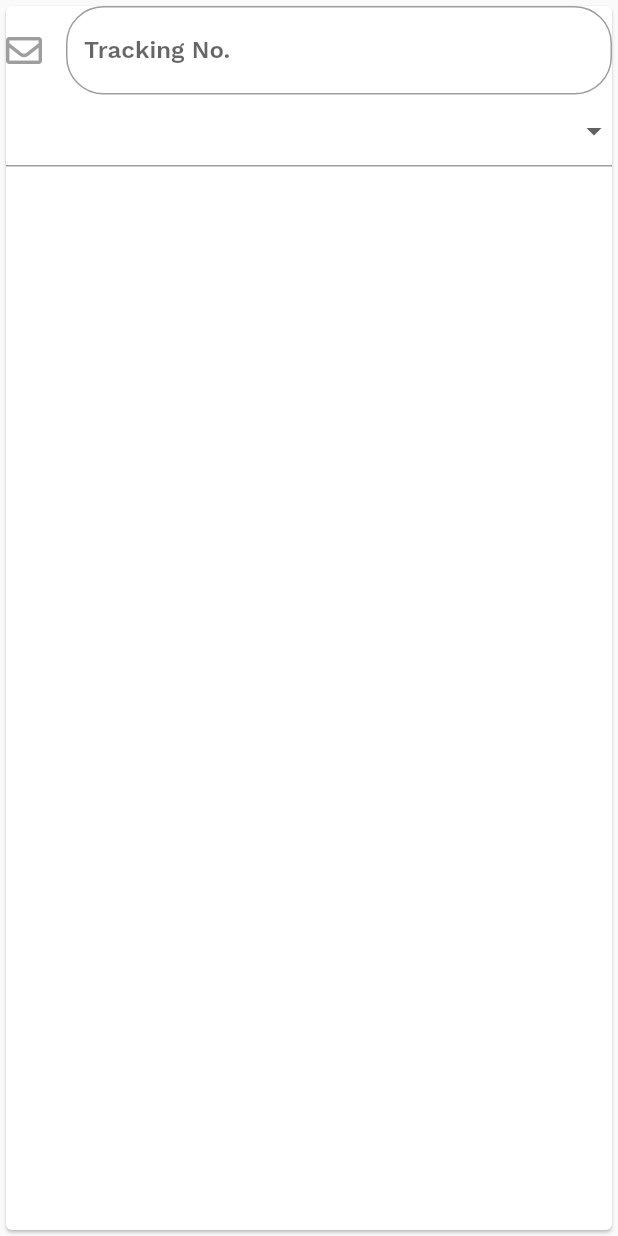
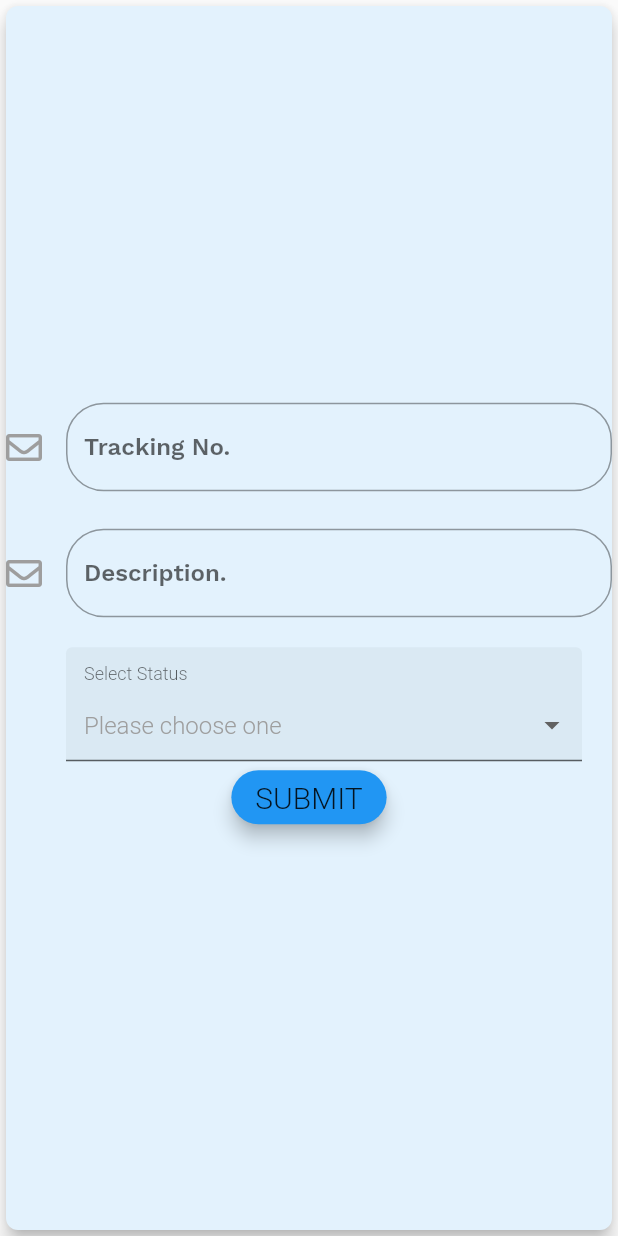
Before and after one commit to JustinWeru12/Mailme, a Flutter app: the LetterPage widget shown alone on an empty page, opened directly, on a phone screen of 412 x 824 dp. Run offline on Flutter 3.47's test engine with Material 2 defaults, Android fonts, the phone set to English and light mode, and no system bars; drawn by our look-alikes of dropdown_formfield; our stand-ins replace cloud_firestore, firebase_auth, firebase_database, flutter_datetime_picker, font_awesome_flutter; accounts and stored records are empty; project files that could hold a hidden picture were left out.

```diff
--- a/lib/pages/contact.dart
+++ b/lib/pages/contact.dart
@@ -1,17 +1,52 @@
 import 'package:flutter/material.dart';
 import 'package:cloud_firestore/cloud_firestore.dart';
 import 'package:font_awesome_flutter/font_awesome_flutter.dart';
+import 'package:dropdown_formfield/dropdown_formfield.dart';
 
-class LetterPage extends StatelessWidget {
+class LetterPage extends StatefulWidget {
+  @override
+  _LetterPageState createState() => _LetterPageState();
+}
+
+class _LetterPageState extends State<LetterPage> {
   String trackingNo;
+
   String sentDate;
+
   String description;
+   String _myActivity;
+  String _myActivityResult;
+  final formKey = new GlobalKey<FormState>();
+
   @override
-  Widget build(BuildContext ctxt) {
-    return new Scaffold(
-        body: new Card(
+  void initState() {
+    super.initState();
+    _myActivity = '';
+    _myActivityResult = '';
+  }
+   _saveForm() {
+    var form = formKey.currentState;
+    if (form.validate()) {
+      form.save();
+      setState(() {
+        _myActivityResult = _myActivity;
+      });
+    }
+  }
+
+  @override
+  Widget build(BuildContext context) {
+    return new Align(
+      alignment: Alignment.center,
+      child: new Card(
+        elevation: 5.0,
+        color: Colors.blue[50],
+        shape: RoundedRectangleBorder(borderRadius: BorderRadius.circular(8.0)),
         child: Form(
+          key: formKey,
           child: Column(
+            crossAxisAlignment: CrossAxisAlignment.center,
+            mainAxisAlignment: MainAxisAlignment.center,
             children: <Widget>[
               TextField(
                 style: TextStyle(
@@ -33,18 +68,79 @@ class LetterPage extends StatelessWidget {
                   ),
                 ),
               ),
-            DropdownButtonFormField<String>(
-              items: <String>['Posted', 'Sent', 'Received', 'Confirmed'].map((String value) {
-                return new DropdownMenuItem<String>(
-                  value: value,
-                  child: new Text(value),
-                );
-              }).toList(),
-              onChanged: (_) {},
-            )
+              SizedBox(
+                height: 25.0,
+              ),
+              TextField(
+                style: TextStyle(
+                    fontFamily: "WorkSansSemiBold",
+                    fontSize: 16.0,
+                    color: Colors.black),
+                autofocus: false,
+                decoration: new InputDecoration(
+                  labelText: 'Description.',
+                  hintStyle:
+                      TextStyle(fontFamily: "WorkSansSemiBold", fontSize: 17.0),
+                  icon: new Icon(
+                    FontAwesomeIcons.envelope,
+                    color: Colors.grey,
+                  ),
+                  border: new OutlineInputBorder(
+                    borderRadius: new BorderRadius.circular(25.0),
+                    borderSide: new BorderSide(),
+                  ),
+                ),
+              ),
+              Container(
+                padding: EdgeInsets.only(left: 40.0,right: 20, top: 20),
+              child: DropDownFormField(
+                titleText: 'Select Status',
+                hintText: 'Please choose one',
+                value: _myActivity,
+                  onSaved: (value) {
+                    setState(() {
+                      _myActivity = value;
+                    });
+                  },
+                  onChanged: (value) {
+                    setState(() {
+                      _myActivity = value;
+                    });
+                  },
+                  dataSource: [
+                    {
+                      "display": "Posted",
+                      "value": "Posted",
+                    },
+                    {
+                      "display": "Sent",
+                      "value": "Sent",
+                    },
+                    {
+                      "display": "Received",
+                      "value": "Received",
+                    },
+                    {
+                      "display": "Confirmed",
+                      "value": "Confirmed",
+                    },
+                  ],
+                  textField: 'display',
+                  valueField: 'value',
+                )),
+
+              RaisedButton(
+                elevation: 5.0,
+                shape: new RoundedRectangleBorder(
+                    borderRadius: new BorderRadius.circular(30.0)),
+                color: Colors.blue,
+                onPressed: () {},
+                child: const Text('SUBMIT', style: TextStyle(fontSize: 20)),
+              ),
             ],
           ),
         ),
-    ));
+      ),
+    );
   }
 }
--- a/lib/pages/home_page.dart
+++ b/lib/pages/home_page.dart
@@ -267,7 +267,7 @@ class _HomePageState extends State<HomePage>
                                         print('confirm $date');
                                       },
                                           currentTime: DateTime(
-                                              2008, 12, 31, 23, 12, 34));
+                                              2019, 11, 14, 11, 12, 34));
                                     },
                                     child: Text(
                                       'Select Date',
--- a/pubspec.yaml
+++ b/pubspec.yaml
@@ -14,6 +14,7 @@ dependencies:
   firebase_database: ^3.0.7
   flutter_datetime_picker: ^1.2.8
   dynamic_tabs: ^1.0.2+3
+  dropdown_formfield: ^0.1.1
 
 dev_dependencies:
   flutter_test:
```
Also changed, not shown: pubspec.lock. Lines whose indentation alone changed are shown as unchanged.
